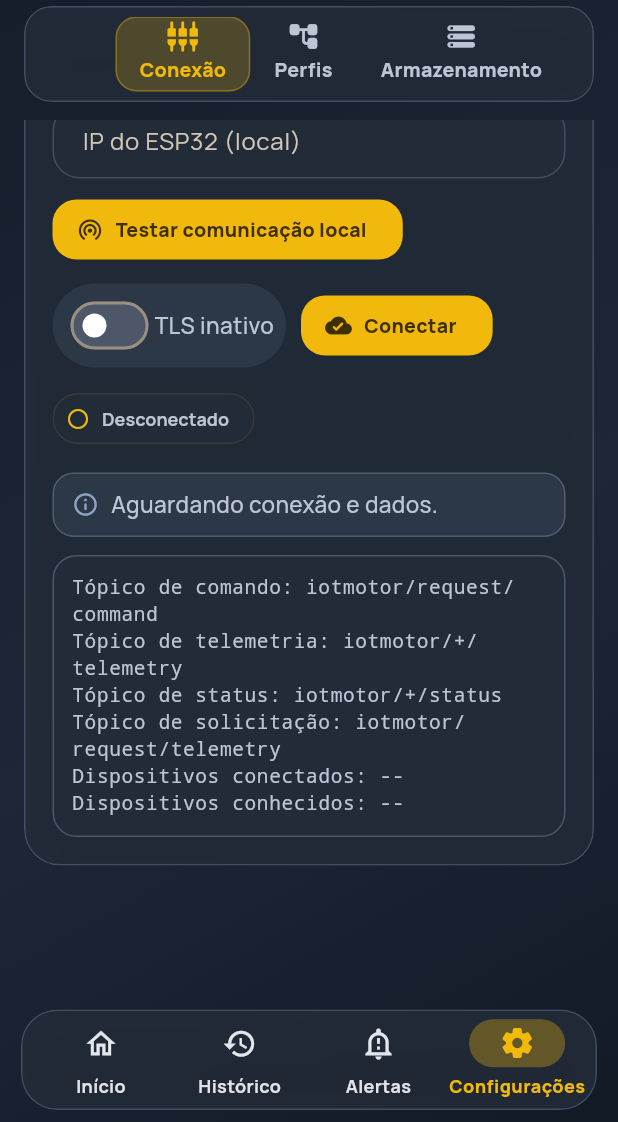
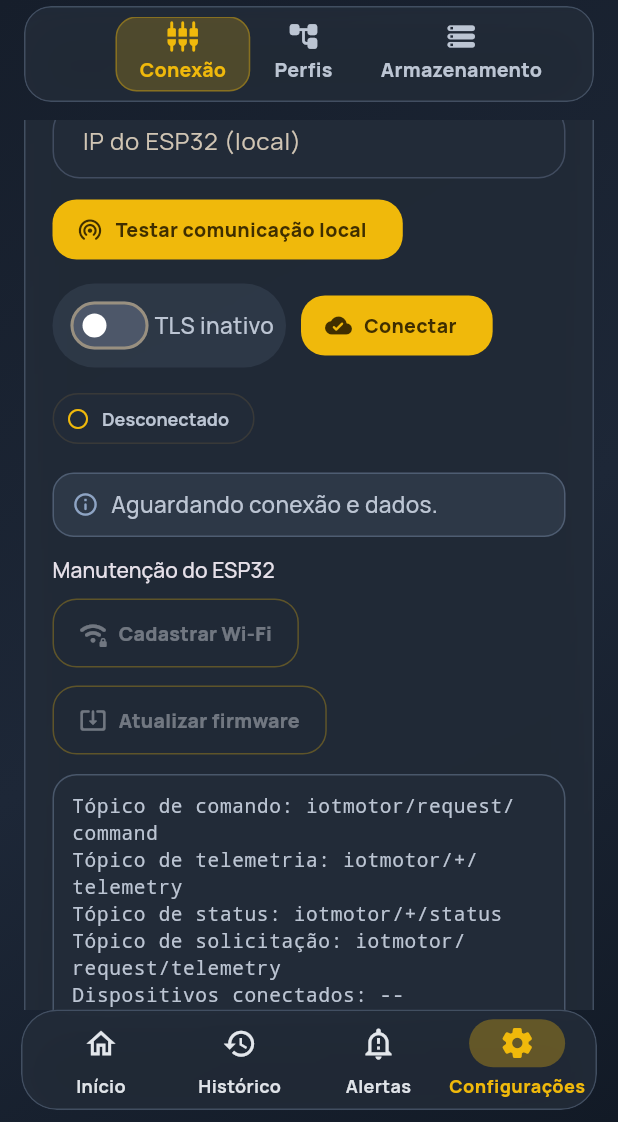
Before and after one commit to frahncky/IoTMotor, a Flutter app: the screen it shows after launch, item 4 of the bottom bar chosen, scrolled down 538 dp, on a phone screen of 412 x 824 dp, the part 114-1236 px from its top. Run offline on Flutter 3.47's test engine with Material 3 defaults, Android fonts, the phone set to English and light mode, and no system bars; our stand-ins replace fl_chart, flutter_riverpod, flutter_secure_storage, google_fonts, shared_preferences; missing offline and left inert: dart:html, flutter_background_service, mqtt_client.

Commit message:
feat: add Wi-Fi provisioning and firmware update from the app and the dashboard
Passwords must never cross the public broker, so the page and the app only ask
the board to open its own configuration network; the credentials are typed
there, over the board's AP.

- wifi_portal.h: captive portal (WiFiManager) opened when no known network
  answers at boot or on the MQTT "wifi_portal" action; the network is saved in
  NVS and joins the WiFiMulti list
- Both firmwares refuse portal/update while outputs are energized
- Dashboard: "Cadastrar Wi-Fi" and "Atualizar firmware" buttons, enabled only
  when connected with all contactors off
- App: sendMaintenanceCommand in the MQTT service and a maintenance section in
  the settings tab, both with a confirmation dialog

Co-Authored-By: Claude Opus 5 <noreply@anthropic.com>

```diff
--- a/lib/features/iot_motor/view/tabs/settings_tab.dart
+++ b/lib/features/iot_motor/view/tabs/settings_tab.dart
@@ -396,6 +396,8 @@ class _ConfiguracoesTabState extends ConsumerState<ConfiguracoesTab> {
                   text: controller.statusMessage,
                 ),
                 const SizedBox(height: 12),
+                _buildMaintenanceSection(context),
+                const SizedBox(height: 12),
                 _buildTopicPreview(context),
               ],
             );
@@ -403,6 +405,90 @@ class _ConfiguracoesTabState extends ConsumerState<ConfiguracoesTab> {
         ),
       ),
     );
+  }
+
+  /// Manutenção do ESP32 pelo app: cadastrar Wi-Fi e atualizar firmware.
+  ///
+  /// A senha do Wi-Fi não é enviada por MQTT: o broker é público. O app apenas
+  /// pede que a placa abra a própria rede, onde a senha é digitada.
+  Widget _buildMaintenanceSection(BuildContext context) {
+    final bool conectado = widget.controller.isConnected;
+    return Column(
+      crossAxisAlignment: CrossAxisAlignment.start,
+      children: <Widget>[
+        Text(
+          'Manutenção do ESP32',
+          style: Theme.of(context).textTheme.titleSmall,
+        ),
+        const SizedBox(height: 8),
+        Wrap(
+          spacing: 10,
+          runSpacing: 10,
+          children: <Widget>[
+            OutlinedButton.icon(
+              onPressed:
+                  conectado
+                      ? () => _confirmarManutencao(
+                        context,
+                        action: 'wifi_portal',
+                        titulo: 'Cadastrar Wi-Fi na placa',
+                        texto:
+                            'A placa sai da rede atual e abre a rede "IoTMotor-" por 3 minutos.\n\n'
+                            'Conecte o celular nessa rede e informe o Wi-Fi novo na página que abrir. '
+                            'A senha vai direto para a placa, sem passar pelo broker público.',
+                      )
+                      : null,
+              icon: const Icon(Icons.wifi_password_rounded),
+              label: const Text('Cadastrar Wi-Fi'),
+            ),
+            OutlinedButton.icon(
+              onPressed:
+                  conectado
+                      ? () => _confirmarManutencao(
+                        context,
+                        action: 'update',
+                        titulo: 'Atualizar firmware',
+                        texto:
+                            'A placa baixa o firmware publicado no GitHub e reinicia. '
+                            'Só funciona com as saídas desligadas.',
+                      )
+                      : null,
+              icon: const Icon(Icons.system_update_alt_rounded),
+              label: const Text('Atualizar firmware'),
+            ),
+          ],
+        ),
+      ],
+    );
+  }
+
+  Future<void> _confirmarManutencao(
+    BuildContext context, {
+    required String action,
+    required String titulo,
+    required String texto,
+  }) async {
+    final bool? confirmado = await showDialog<bool>(
+      context: context,
+      builder:
+          (BuildContext dialogContext) => AlertDialog(
+            title: Text(titulo),
+            content: Text(texto),
+            actions: <Widget>[
+              TextButton(
+                onPressed: () => Navigator.of(dialogContext).pop(false),
+                child: const Text('Cancelar'),
+              ),
+              FilledButton(
+                onPressed: () => Navigator.of(dialogContext).pop(true),
+                child: const Text('Continuar'),
+              ),
+            ],
+          ),
+    );
+    if (confirmado ?? false) {
+      await widget.controller.sendMaintenanceCommand(action);
+    }
   }
 
   Widget _buildProfilesPanel(BuildContext context) {
```
Also changed, not shown: lib/features/iot_motor/controller/motor_control_controller.dart (+16 -0 lines), lib/features/iot_motor/services/mqtt_motor_service.dart (+42 -0 lines), 7 other files.
